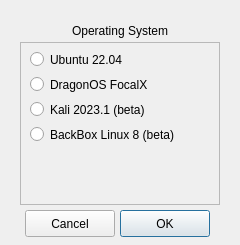
The window that UI/install.ui (ainfosec/FISSURE) describes before a commit, drawn with Qt 5.
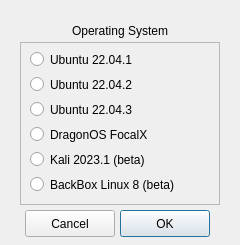
The same window after the commit. Icons and pictures are not drawn.

```diff
--- a/UI/install.ui
+++ b/UI/install.ui
@@ -90,7 +90,7 @@
      </rect>
     </property>
     <property name="text">
-     <string>Ubuntu 22.04</string>
+     <string>Ubuntu 22.04.1</string>
     </property>
    </widget>
    <widget class="QRadioButton" name="radioButton_dragonos_focalx">
@@ -100,7 +100,7 @@
     <property name="geometry">
      <rect>
       <x>10</x>
-      <y>30</y>
+      <y>80</y>
       <width>185</width>
       <height>25</height>
      </rect>
@@ -116,7 +116,7 @@
     <property name="geometry">
      <rect>
       <x>10</x>
-      <y>55</y>
+      <y>105</y>
       <width>185</width>
       <height>25</height>
      </rect>
@@ -132,7 +132,7 @@
     <property name="geometry">
      <rect>
       <x>10</x>
-      <y>80</y>
+      <y>130</y>
       <width>185</width>
       <height>25</height>
      </rect>
@@ -141,7 +141,39 @@
      <string>BackBox Linux 8 (beta)</string>
     </property>
    </widget>
-   <zorder>radioButton_ubuntu22_04</zorder>
+   <widget class="QRadioButton" name="radioButton_ubuntu22_04_3">
+    <property name="enabled">
+     <bool>true</bool>
+    </property>
+    <property name="geometry">
+     <rect>
+      <x>10</x>
+      <y>55</y>
+      <width>180</width>
+      <height>25</height>
+     </rect>
+    </property>
+    <property name="text">
+     <string>Ubuntu 22.04.3</string>
+    </property>
+   </widget>
+   <widget class="QRadioButton" name="radioButton_ubuntu22_04_2">
+    <property name="enabled">
+     <bool>true</bool>
+    </property>
+    <property name="geometry">
+     <rect>
+      <x>10</x>
+      <y>30</y>
+      <width>180</width>
+      <height>25</height>
+     </rect>
+    </property>
+    <property name="text">
+     <string>Ubuntu 22.04.2</string>
+    </property>
+   </widget>
+   <zorder>radioButton_ubuntu22_04_1</zorder>
    <zorder>radioButton_kali_2023_1</zorder>
    <zorder>radioButton_dragonos_focalx</zorder>
    <zorder>radioButton_backbox_linux_8</zorder>
```
Left out of the diff: 4 changed lines with no effect on the pictures.
